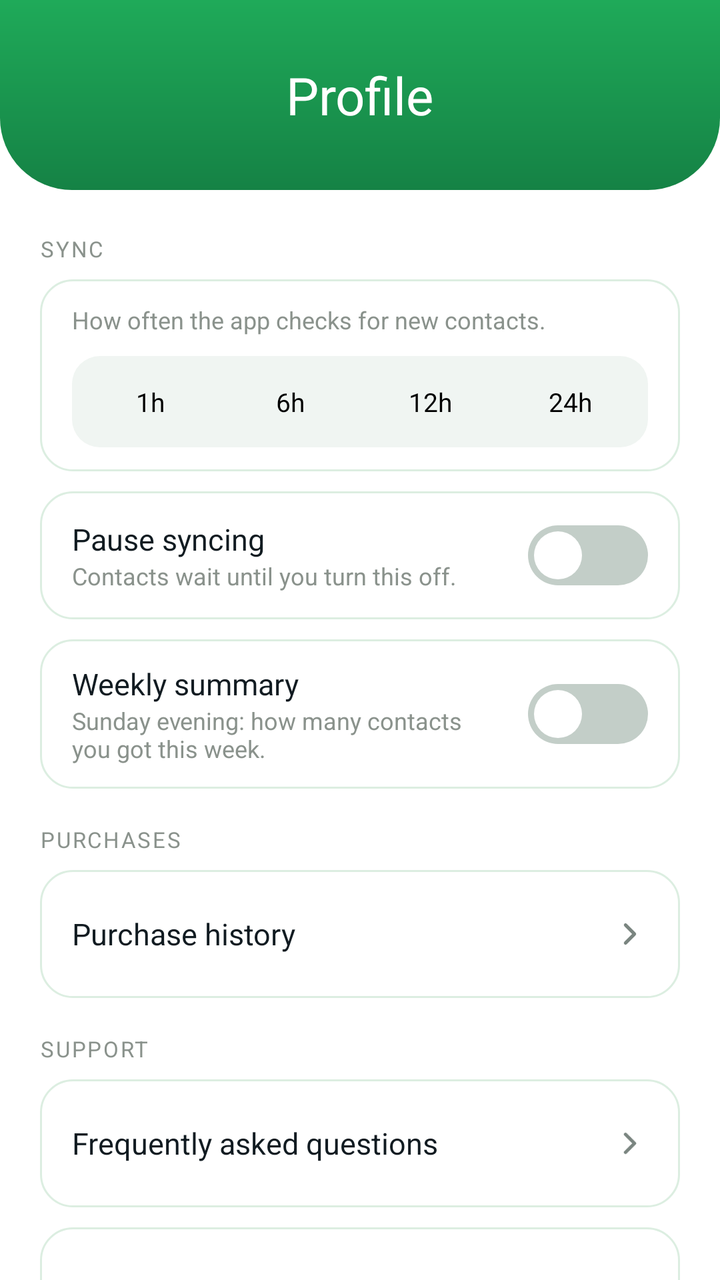
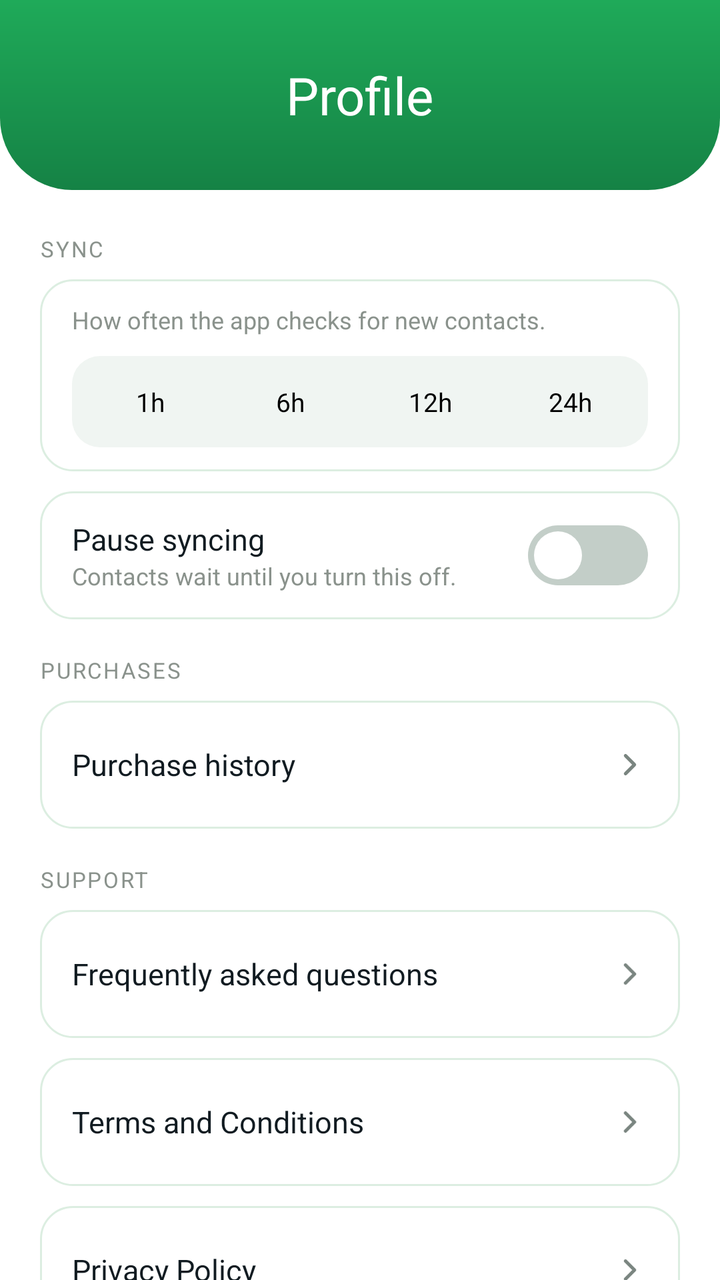

Before-and-after screenshots of an Android layout around one commit, followed by the original layout XML and the change that was made.
<!-- AndroidManifest.xml: application theme Theme.ViewGrow.Starting -->
<!-- res/layout/fragment_profile.xml -->
<?xml version="1.0" encoding="utf-8"?>
<LinearLayout xmlns:android="http://schemas.android.com/apk/res/android"
    xmlns:app="http://schemas.android.com/apk/res-auto"
    android:layout_width="match_parent"
    android:layout_height="match_parent"
    android:background="@color/surface"
    android:orientation="vertical">

    
    <LinearLayout
        android:id="@+id/hero"
        android:layout_width="match_parent"
        android:layout_height="wrap_content"
        android:background="@drawable/bg_hero"
        android:gravity="center_horizontal"
        android:orientation="vertical"
        android:paddingTop="30dp"
        android:paddingBottom="30dp">
        <LinearLayout
            android:layout_width="wrap_content"
            android:layout_height="wrap_content"
            android:gravity="center_vertical"
            android:orientation="horizontal">
            <TextView
                android:layout_width="wrap_content"
                android:layout_height="wrap_content"
                android:tag="extrabold"
                android:text="Profile"
                android:textColor="@color/white"
                android:textSize="26sp" />
        </LinearLayout>
    </LinearLayout>

    <ScrollView
        android:layout_width="match_parent"
        android:layout_height="0dp"
        android:layout_weight="1"
        android:clipToPadding="false"
        android:paddingBottom="90dp"
        android:scrollbars="none">

        
        <LinearLayout
            android:layout_width="match_parent"
            android:layout_height="wrap_content"
            android:orientation="vertical"
            android:paddingStart="20dp"
            android:paddingTop="22dp"
            android:paddingEnd="20dp"
            android:paddingBottom="20dp">

            <TextView style="@style/SectionLabel" android:layout_marginTop="0dp" android:text="SYNC" />

            
            <LinearLayout
                android:id="@+id/row_interval"
                style="@style/SettingRow"
                android:orientation="vertical"
                android:gravity="start">
                <TextView style="@style/SettingSub" android:text="How often the app checks for new contacts." />
                <LinearLayout
                    android:layout_width="match_parent"
                    android:layout_height="wrap_content"
                    android:layout_marginTop="10dp"
                    android:background="@drawable/bg_seg_track"
                    android:orientation="horizontal"
                    android:padding="4dp">
                    <TextView
                        android:id="@+id/seg_1"
                        android:layout_width="0dp"
                        android:layout_height="wrap_content"
                        android:layout_weight="1"
                        android:gravity="center"
                        android:paddingTop="10dp"
                        android:paddingBottom="10dp"
                        android:tag="semibold"
                        android:text="1h"
                        android:textSize="13sp" />
                    <TextView
                        android:id="@+id/seg_6"
                        android:layout_width="0dp"
                        android:layout_height="wrap_content"
                        android:layout_weight="1"
                        android:gravity="center"
                        android:paddingTop="10dp"
                        android:paddingBottom="10dp"
                        android:tag="semibold"
                        android:text="6h"
                        android:textSize="13sp" />
                    <TextView
                        android:id="@+id/seg_12"
                        android:layout_width="0dp"
                        android:layout_height="wrap_content"
                        android:layout_weight="1"
                        android:gravity="center"
                        android:paddingTop="10dp"
                        android:paddingBottom="10dp"
                        android:tag="semibold"
                        android:text="12h"
                        android:textSize="13sp" />
                    <TextView
                        android:id="@+id/seg_24"
                        android:layout_width="0dp"
                        android:layout_height="wrap_content"
                        android:layout_weight="1"
                        android:gravity="center"
                        android:paddingTop="10dp"
                        android:paddingBottom="10dp"
                        android:tag="semibold"
                        android:text="24h"
                        android:textSize="13sp" />
                </LinearLayout>
            </LinearLayout>

            <LinearLayout style="@style/SettingRow">
                <LinearLayout
                    android:layout_width="0dp"
                    android:layout_height="wrap_content"
                    android:layout_weight="1"
                    android:orientation="vertical">
                    <TextView style="@style/SettingTitle" android:text="Pause syncing" />
                    <TextView style="@style/SettingSub" android:text="Contacts wait until you turn this off." />
                </LinearLayout>
                <androidx.appcompat.widget.SwitchCompat
                    android:id="@+id/sw_pause"
                    style="@style/SettingSwitch" />
            </LinearLayout>

            <LinearLayout style="@style/SettingRow">
                <LinearLayout
                    android:layout_width="0dp"
                    android:layout_height="wrap_content"
                    android:layout_weight="1"
                    android:orientation="vertical">
                    <TextView style="@style/SettingTitle" android:text="Weekly summary" />
                    <TextView style="@style/SettingSub" android:text="Sunday evening: how many contacts you got this week." />
                </LinearLayout>
                <androidx.appcompat.widget.SwitchCompat
                    android:id="@+id/sw_weekly"
                    style="@style/SettingSwitch" />
            </LinearLayout>

            <TextView style="@style/SectionLabel" android:text="PURCHASES" />

            <LinearLayout
                android:id="@+id/row_purchases"
                style="@style/SettingRow"
                android:clickable="true"
                android:focusable="true">
                <TextView style="@style/SettingTitle" android:layout_width="0dp" android:layout_weight="1" android:text="Purchase history" />
                <ImageView
                    android:layout_width="18dp"
                    android:layout_height="18dp"
                    android:contentDescription="@null"
                    android:src="@drawable/ic_chevron_right" />
            </LinearLayout>

            <TextView style="@style/SectionLabel" android:text="SUPPORT" />

            <LinearLayout
                android:id="@+id/row_help"
                style="@style/SettingRow"
                android:clickable="true"
                android:focusable="true">
                <TextView style="@style/SettingTitle" android:layout_width="0dp" android:layout_weight="1" android:text="Frequently asked questions" />
                <ImageView
                    android:layout_width="18dp"
                    android:layout_height="18dp"
                    android:contentDescription="@null"
                    android:src="@drawable/ic_chevron_right" />
            </LinearLayout>

            <LinearLayout
                android:id="@+id/row_terms"
                style="@style/SettingRow"
                android:clickable="true"
                android:focusable="true">
                <TextView style="@style/SettingTitle" android:layout_width="0dp" android:layout_weight="1" android:text="Terms and Conditions" />
                <ImageView
                    android:layout_width="18dp"
                    android:layout_height="18dp"
                    android:contentDescription="@null"
                    android:src="@drawable/ic_chevron_right" />
            </LinearLayout>

            <LinearLayout
                android:id="@+id/row_privacy"
                style="@style/SettingRow"
                android:clickable="true"
                android:focusable="true">
                <TextView style="@style/SettingTitle" android:layout_width="0dp" android:layout_weight="1" android:text="Privacy Policy" />
                <ImageView
                    android:layout_width="18dp"
                    android:layout_height="18dp"
                    android:contentDescription="@null"
                    android:src="@drawable/ic_chevron_right" />
            </LinearLayout>

            
            <TextView
                android:id="@+id/btn_logout"
                android:layout_width="match_parent"
                android:layout_height="wrap_content"
                android:layout_marginTop="8dp"
                android:background="@drawable/bg_logout"
                android:clickable="true"
                android:focusable="true"
                android:gravity="center"
                android:paddingTop="15dp"
                android:paddingBottom="15dp"
                android:tag="bold"
                android:text="Log out"
                android:textColor="@color/green_text"
                android:textSize="13.5sp" />

            <TextView
                android:id="@+id/btn_delete"
                android:layout_width="match_parent"
                android:layout_height="wrap_content"
                android:layout_marginTop="10dp"
                android:background="@drawable/bg_delete"
                android:clickable="true"
                android:focusable="true"
                android:gravity="center"
                android:paddingTop="15dp"
                android:paddingBottom="15dp"
                android:tag="bold"
                android:text="Delete My Contacts"
                android:textColor="@color/red_dark"
                android:textSize="13.5sp" />

            <TextView
                android:id="@+id/btn_delete_account"
                android:layout_width="match_parent"
                android:layout_height="wrap_content"
                android:layout_marginTop="10dp"
                android:background="@drawable/bg_delete"
                android:clickable="true"
                android:focusable="true"
                android:gravity="center"
                android:paddingTop="15dp"
                android:paddingBottom="15dp"
                android:tag="bold"
                android:text="Delete my account"
                android:textColor="@color/red_dark"
                android:textSize="13.5sp" />

            <TextView
                android:id="@+id/version"
                android:layout_width="match_parent"
                android:layout_height="wrap_content"
                android:layout_marginTop="16dp"
                android:gravity="center"
                android:textColor="@color/muted"
                android:textSize="12sp" />
        </LinearLayout>
    </ScrollView>
</LinearLayout>
<!-- resources referenced by this layout -->
<resources>
  <color name="green_text">#158245</color>
  <color name="muted">#8A928C</color>
  <color name="red_dark">#B3413D</color>
  <color name="surface">#FFFFFF</color>
  <color name="white">#FFFFFF</color>
  <!-- drawable bg_delete (drawable) -->
  <?xml version="1.0" encoding="utf-8"?>
  <shape xmlns:android="http://schemas.android.com/apk/res/android" android:shape="rectangle">
      <solid android:color="@color/red_bg" />
      <stroke android:width="1dp" android:color="@color/red_dark" />
      <corners android:radius="14dp" />
  </shape>
  <!-- drawable bg_hero (drawable) -->
  <?xml version="1.0" encoding="utf-8"?>
  <shape xmlns:android="http://schemas.android.com/apk/res/android" android:shape="rectangle">
      <gradient android:angle="270" android:startColor="@color/green" android:endColor="@color/green_dark" />
      <corners android:bottomLeftRadius="36dp" android:bottomRightRadius="36dp" />
  </shape>
  <!-- drawable bg_logout (drawable) -->
  <?xml version="1.0" encoding="utf-8"?>
  <shape xmlns:android="http://schemas.android.com/apk/res/android" android:shape="rectangle">
      <solid android:color="@color/tint" />
      <stroke android:width="1dp" android:color="@color/green_text" />
      <corners android:radius="14dp" />
  </shape>
  <!-- drawable bg_seg_track (drawable) -->
  <?xml version="1.0" encoding="utf-8"?>
  <shape xmlns:android="http://schemas.android.com/apk/res/android" android:shape="rectangle">
      <solid android:color="@color/seg_track" />
      <corners android:radius="14dp" />
  </shape>
  <style name="SettingSub">
          <item name="android:layout_width">wrap_content</item>
          <item name="android:layout_height">wrap_content</item>
          <item name="android:textColor">@color/muted</item>
          <item name="android:textSize">12sp</item>
      </style>
  <style name="SettingTitle">
          <item name="android:layout_width">wrap_content</item>
          <item name="android:layout_height">wrap_content</item>
          <item name="android:tag">semibold</item>
          <item name="android:textColor">@color/dark</item>
          <item name="android:textSize">15sp</item>
      </style>
  <style name="Theme.ViewGrow.Starting" parent="Theme.SplashScreen">
          <item name="windowSplashScreenBackground">@color/splash_bg</item>
          <item name="windowSplashScreenAnimatedIcon">@drawable/splash_icon</item>
          <item name="postSplashScreenTheme">@style/Theme.ViewGrow</item>
      </style>
  <color name="red_bg">#FBEAE9</color>
  <color name="green">#1FAA59</color>
  <color name="green_dark">#158245</color>
  <color name="tint">#E1F5EB</color>
  <color name="seg_track">#F0F5F2</color>
  <color name="text2">#7A8580</color>
  <!-- drawable bg_card (drawable) -->
  <?xml version="1.0" encoding="utf-8"?>
  <shape xmlns:android="http://schemas.android.com/apk/res/android" android:shape="rectangle">
      <solid android:color="@color/surface" />
      <stroke android:width="1dp" android:color="@color/border" />
      <corners android:radius="16dp" />
  </shape>
  <!-- drawable switch_thumb_shape (drawable) -->
  <?xml version="1.0" encoding="utf-8"?>
  <layer-list xmlns:android="http://schemas.android.com/apk/res/android">
      <item
          android:left="3dp"
          android:top="3dp"
          android:right="3dp"
          android:bottom="3dp">
          <shape android:shape="oval">
              <size android:width="24dp" android:height="24dp" />
              <solid android:color="#FFFFFFFF" />
          </shape>
      </item>
  </layer-list>
  <!-- drawable switch_track_shape (drawable) -->
  <?xml version="1.0" encoding="utf-8"?>
  <shape xmlns:android="http://schemas.android.com/apk/res/android" android:shape="rectangle">
      <size android:width="52dp" android:height="30dp" />
      <corners android:radius="15dp" />
      <solid android:color="#FFFFFFFF" />
  </shape>
  <color name="dark">#111B21</color>
  <color name="splash_bg">#F6F6F6</color>
  <color name="border">#DCEEE1</color>
  <!-- unchanged entries left out for length: 6 -->
</resources>

<!-- the commit's change to res/layout/fragment_profile.xml (unified diff, before → after) -->
@@ -126,19 +126,6 @@
                     style="@style/SettingSwitch" />
             </LinearLayout>
 
-            <LinearLayout style="@style/SettingRow">
-                <LinearLayout
-                    android:layout_width="0dp"
-                    android:layout_height="wrap_content"
-                    android:layout_weight="1"
-                    android:orientation="vertical">
-                    <TextView style="@style/SettingTitle" android:text="Weekly summary" />
-                    <TextView style="@style/SettingSub" android:text="Sunday evening: how many contacts you got this week." />
-                </LinearLayout>
-                <androidx.appcompat.widget.SwitchCompat
-                    android:id="@+id/sw_weekly"
-                    style="@style/SettingSwitch" />
-            </LinearLayout>
 
             <TextView style="@style/SectionLabel" android:text="PURCHASES" />
 
@@ -229,21 +216,6 @@
                 android:textColor="@color/red_dark"
                 android:textSize="13.5sp" />
 
-            <TextView
-                android:id="@+id/btn_delete_account"
-                android:layout_width="match_parent"
-                android:layout_height="wrap_content"
-                android:layout_marginTop="10dp"
-                android:background="@drawable/bg_delete"
-                android:clickable="true"
-                android:focusable="true"
-                android:gravity="center"
-                android:paddingTop="15dp"
-                android:paddingBottom="15dp"
-                android:tag="bold"
-                android:text="Delete my account"
-                android:textColor="@color/red_dark"
-                android:textSize="13.5sp" />
 
             <TextView
                 android:id="@+id/version"
